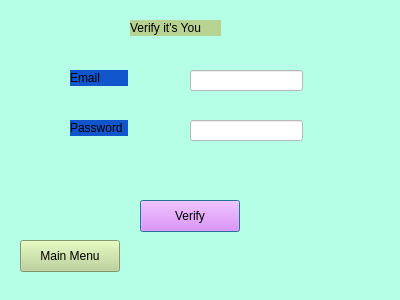
This is verify.ui in ban2224/capstone_motor as Qt 5 draws it before an edit. The edited form follows.
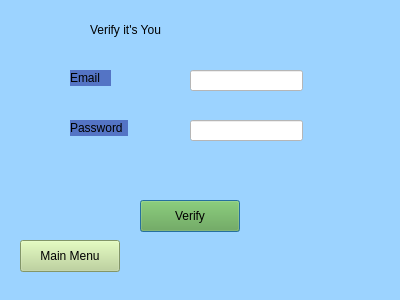
This is the edited form.

Patch:
```diff
--- a/verify.ui
+++ b/verify.ui
@@ -14,7 +14,7 @@
    <string>Dialog</string>
   </property>
   <property name="styleSheet">
-   <string notr="true">background:rgb(180, 255, 229)</string>
+   <string notr="true">background: rgb(156, 211, 255)</string>
   </property>
   <widget class="QPushButton" name="verifybutton">
    <property name="geometry">
@@ -26,7 +26,7 @@
     </rect>
    </property>
    <property name="styleSheet">
-    <string notr="true">background:rgb(239, 118, 255)</string>
+    <string notr="true">background:rgb(101, 165, 64)</string>
    </property>
    <property name="text">
     <string>Verify</string>
@@ -65,12 +65,13 @@
     <rect>
      <x>70</x>
      <y>70</y>
-     <width>58</width>
+     <width>41</width>
      <height>16</height>
     </rect>
    </property>
    <property name="styleSheet">
-    <string notr="true">background:rgb(17, 85, 204)</string>
+    <string notr="true">background:rgb(84, 116, 197)
+</string>
    </property>
    <property name="text">
     <string>Email</string>
@@ -86,7 +87,8 @@
     </rect>
    </property>
    <property name="styleSheet">
-    <string notr="true">background:rgb(17, 85, 204)</string>
+    <string notr="true">background:rgb(84, 116, 197)
+</string>
    </property>
    <property name="text">
     <string>Password</string>
@@ -95,14 +97,16 @@
   <widget class="QLabel" name="label_2">
    <property name="geometry">
     <rect>
-     <x>130</x>
-     <y>20</y>
-     <width>91</width>
-     <height>16</height>
+     <x>90</x>
+     <y>9</y>
+     <width>191</width>
+     <height>41</height>
     </rect>
    </property>
    <property name="styleSheet">
-    <string notr="true">background:rgb(184, 210, 146)</string>
+    <string notr="true">
+font: 700 italic 25pt &quot;Georgia&quot;;
+</string>
    </property>
    <property name="text">
     <string>Verify it's You</string>
```
